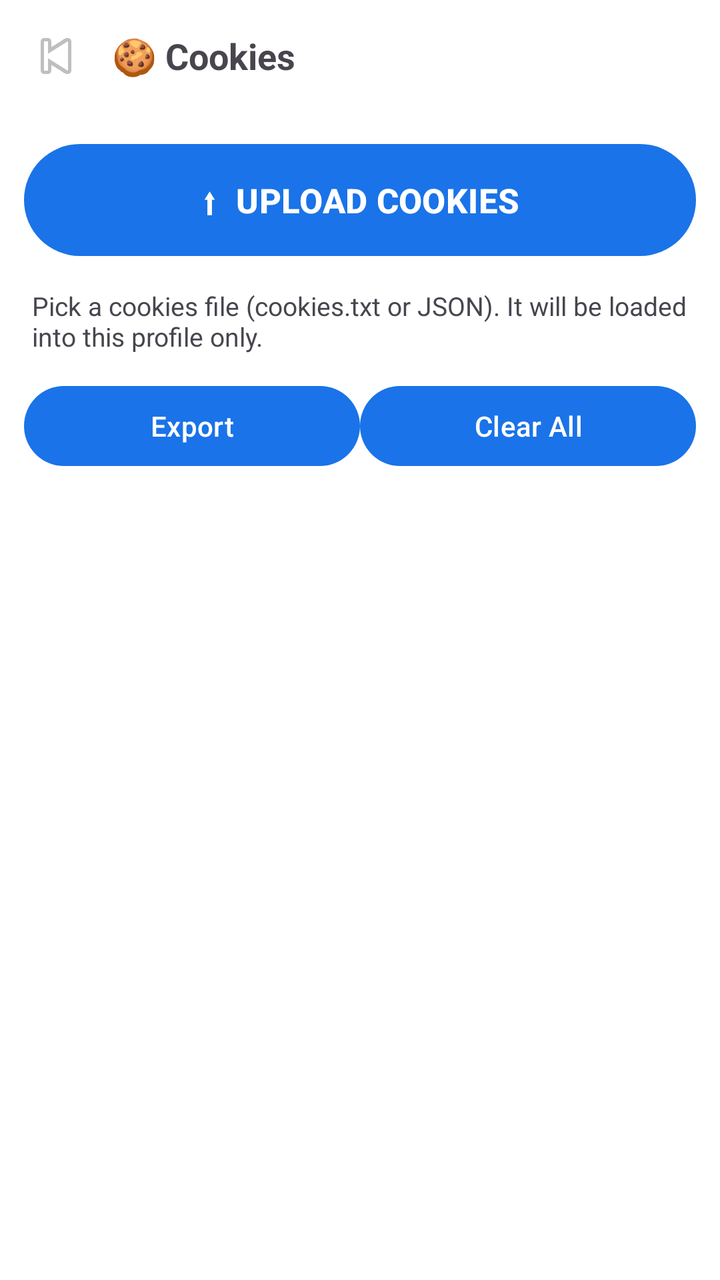
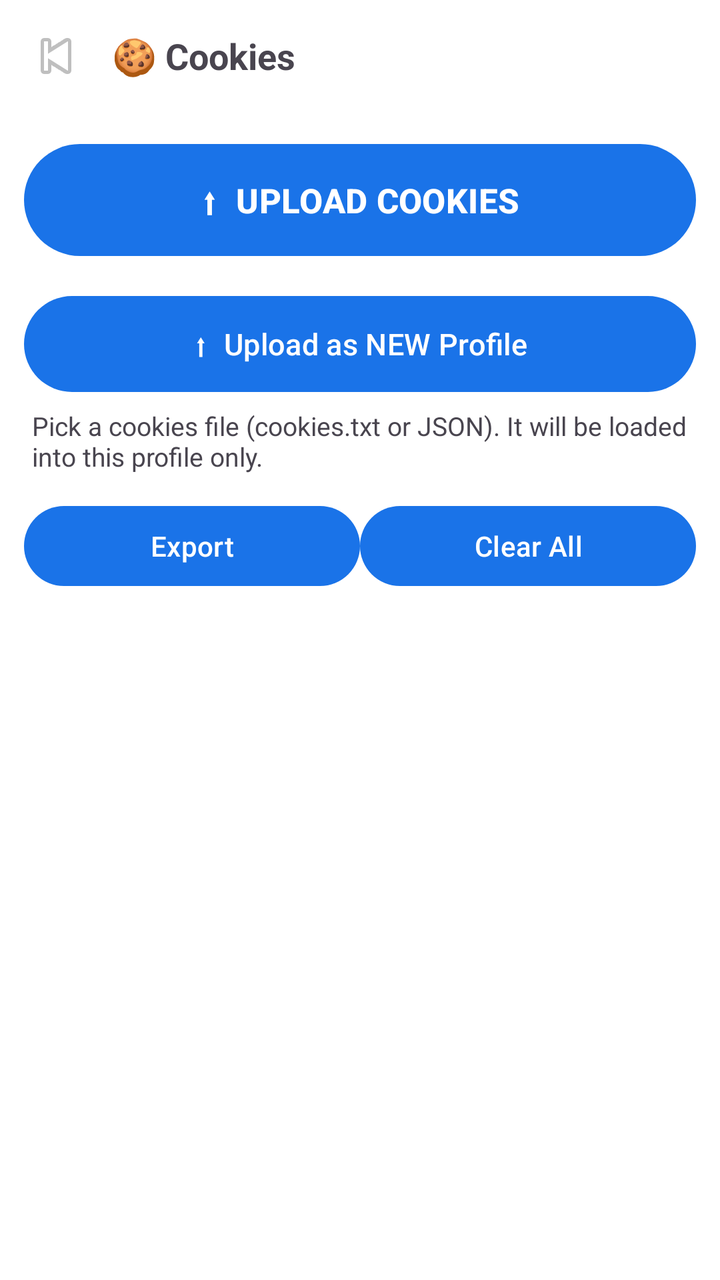

Compare the two renders of this Android layout. The source of the first and the diff that turns it into the second are given below.
<!-- AndroidManifest.xml: application theme Theme.MaharBrowser -->
<!-- res/layout/activity_cookies.xml -->
<?xml version="1.0" encoding="utf-8"?>
<LinearLayout xmlns:android="http://schemas.android.com/apk/res/android"
    android:layout_width="match_parent"
    android:layout_height="match_parent"
    android:orientation="vertical"
    android:background="?android:attr/windowBackground">

    <LinearLayout
        android:layout_width="match_parent"
        android:layout_height="56dp"
        android:orientation="horizontal"
        android:gravity="center_vertical"
        android:paddingHorizontal="8dp">

        <ImageButton
            android:id="@+id/cookies_back"
            android:layout_width="40dp"
            android:layout_height="40dp"
            android:background="?attr/selectableItemBackgroundBorderless"
            android:src="@android:drawable/ic_media_previous"
            android:contentDescription="Back" />

        <TextView
            android:id="@+id/cookies_title"
            android:layout_width="0dp"
            android:layout_height="wrap_content"
            android:layout_weight="1"
            android:text="🍪 Cookies"
            android:textSize="18sp"
            android:textStyle="bold"
            android:paddingStart="8dp" />
    </LinearLayout>

    <Button
        android:id="@+id/cookies_upload"
        android:layout_width="match_parent"
        android:layout_height="64dp"
        android:layout_margin="12dp"
        android:text="⬆  UPLOAD COOKIES"
        android:textSize="17sp"
        android:textStyle="bold" />

    <TextView
        android:layout_width="match_parent"
        android:layout_height="wrap_content"
        android:paddingHorizontal="16dp"
        android:text="Pick a cookies file (cookies.txt or JSON). It will be loaded into this profile only."
        android:textSize="13sp" />

    <LinearLayout
        android:layout_width="match_parent"
        android:layout_height="wrap_content"
        android:orientation="horizontal"
        android:padding="12dp">

        <Button
            android:id="@+id/cookies_export"
            android:layout_width="0dp"
            android:layout_height="wrap_content"
            android:layout_weight="1"
            android:text="Export" />

        <Button
            android:id="@+id/cookies_clear"
            android:layout_width="0dp"
            android:layout_height="wrap_content"
            android:layout_weight="1"
            android:text="Clear All" />
    </LinearLayout>

    <ScrollView
        android:layout_width="match_parent"
        android:layout_height="match_parent"
        android:fillViewport="true">

        <LinearLayout
            android:id="@+id/cookies_container"
            android:layout_width="match_parent"
            android:layout_height="wrap_content"
            android:orientation="vertical"
            android:padding="12dp" />
    </ScrollView>
</LinearLayout>
<!-- resources referenced by this layout -->
<resources>
  <style name="Theme.MaharBrowser" parent="Theme.Material3.DayNight.NoActionBar">
          <item name="colorPrimary">@color/mahar_blue</item>
          <item name="android:windowBackground">@color/mahar_bg</item>
      </style>
  <color name="mahar_blue">#1A73E8</color>
  <color name="mahar_bg">#FFFFFF</color>
</resources>

<!-- the commit's change to res/layout/activity_cookies.xml (unified diff, before → after) -->
@@ -40,6 +40,15 @@
         android:textSize="17sp"
         android:textStyle="bold" />
 
+    <Button
+        android:id="@+id/cookies_upload_new"
+        android:layout_width="match_parent"
+        android:layout_height="56dp"
+        android:layout_marginHorizontal="12dp"
+        android:layout_marginBottom="4dp"
+        android:text="⬆  Upload as NEW Profile"
+        android:textSize="15sp" />
+
     <TextView
         android:layout_width="match_parent"
         android:layout_height="wrap_content"
